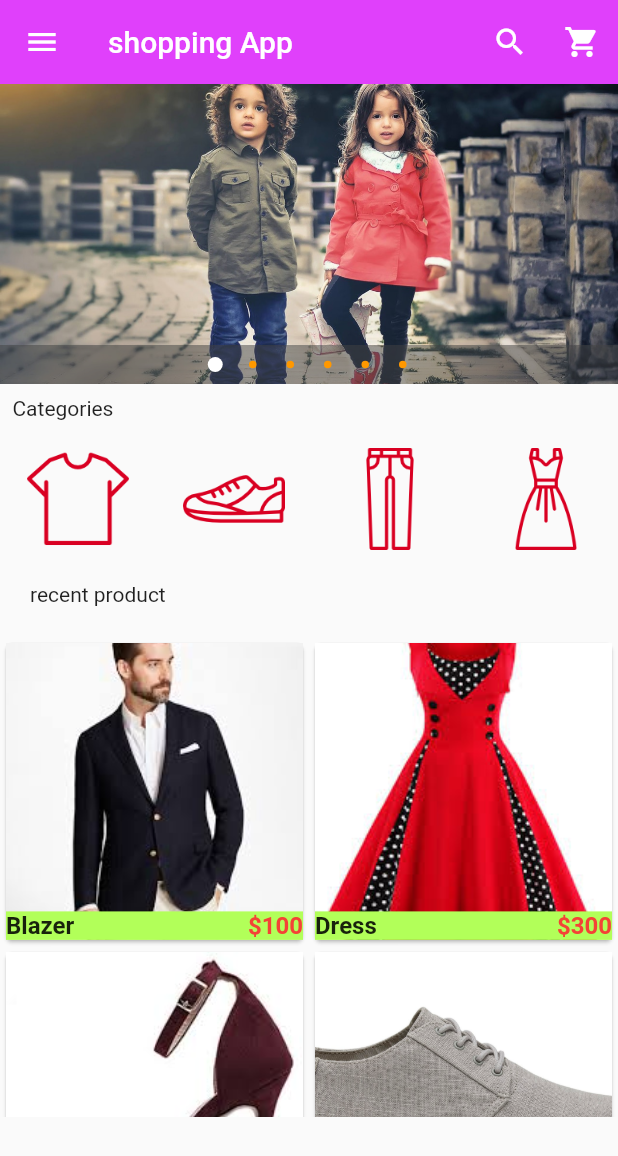
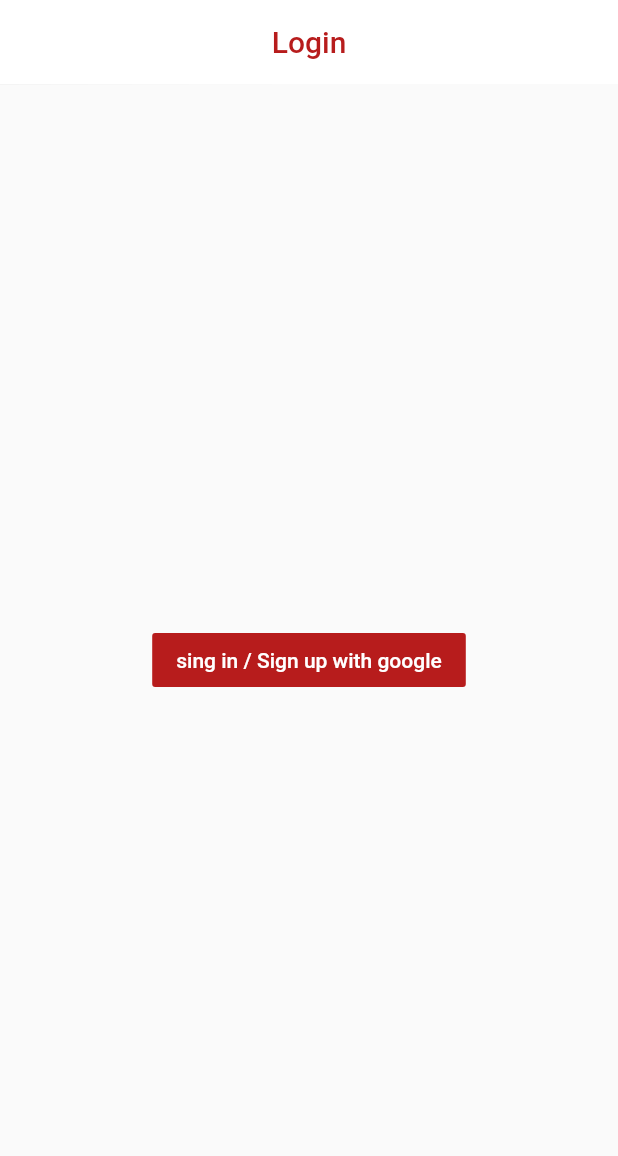
Before and after one commit to sujitaparajuli1/shopping_app, a Flutter app: the screen it shows after launch, on a phone screen of 412 x 824 dp. Shown: the top 1156 px of the screen. Run offline on Flutter 3.47's test engine with Material 2 defaults, Android fonts, the phone set to English and light mode, and no system bars; drawn by our look-alikes of carousel_pro; our stand-ins replace cloud_firestore, firebase_auth, fluttertoast, google_sign_in, shared_preferences; accounts and stored records are empty.

Commit message:
ecom app

```diff
--- a/lib/main.dart
+++ b/lib/main.dart
@@ -1,165 +1,11 @@
-//flutterimport 'dart:html';
+
 
 import 'package:flutter/material.dart';
-import 'package:carousel_pro/carousel_pro.dart';
-//my own import
-//import 'package:shopping_app/components/horizontal_listview';
-import 'package:shopping_app/components/horizontal_listview.dart';
-
-import 'components/products.dart';
-import 'package:shopping_app/pages/cart.dart';
-
+import 'package:shopping_app/pages/login.dart';
 
 void main() {
   runApp(MaterialApp(
     debugShowCheckedModeBanner: false,
-    home: HomePage(),
+    home: Login(),
   ));
 }
-
-class HomePage extends StatefulWidget {
-  @override
-  _HomePageState createState() => _HomePageState();
-}
-
-class _HomePageState extends State<HomePage> {
-  @override
-  Widget build(BuildContext context) {
-    Widget image_carousel= new Container(
-      height: 200.0,
-      child: new Carousel(
-        boxFit: BoxFit.cover,
-        images: [
-        AssetImage('images/c1.jpg'),
-        AssetImage('images/m1.jpeg'),
-        AssetImage('images/w1.jpeg'),
-        AssetImage('images/w3.jpeg'),
-        AssetImage('images/w4.jpeg'),
-        AssetImage('images/m2.jpg'),
-        ],
-        autoplay: false,
-       // animationCurve: Curves.fastOutSlowIn,
-       // animationDuration: Duration(milliseconds:1000),
-        dotSize: (5.0),
-        indicatorBgPadding: 8.0,
-        dotColor: Colors.orange,
-
-      ),
-    );
-
-
-    return Scaffold(
-      appBar: new AppBar(
-        elevation: 0.0,
-        backgroundColor: Colors.purpleAccent,
-        title: Text('shopping App'),
-        actions: <Widget>[
-          new IconButton(
-              icon: Icon(Icons.search, color: Colors.white), onPressed: () {}),
-          new IconButton(
-              icon: Icon(Icons.shopping_cart, color: Colors.white),
-              onPressed: () {
-               Navigator.push(context, MaterialPageRoute(builder: (context)=>new Cart()));
-              })
-        ],
-      ),
-
-      drawer: new Drawer(
-        child: new ListView(
-          children: <Widget>[
-
-            //header
-
-            new UserAccountsDrawerHeader(
-              accountName: Text('sujita parajuli'),
-              accountEmail: Text('sujitaparajuli123@gmail.com'),
-              currentAccountPicture: GestureDetector(
-                  child: new CircleAvatar(
-                backgroundColor: Colors.grey,
-                child: Icon(
-                  Icons.person,
-                  color: Colors.white,
-                ),
-              ) //circle Avatar
-                  ), //gestureDector
-              decoration: new BoxDecoration(color: Colors.red), //box decoration
-            ), //userAccountsDrawerHeader
-
-            // body
-
-            InkWell(
-              onTap: () {},
-              child: ListTile(
-                title: Text('My Account'),
-                leading: Icon(Icons.person,color:Colors.green,),
-              ),
-            ),
-
-            InkWell(
-              onTap: () {},
-              child: ListTile(
-                title: Text('My orders'),
-                leading: Icon(Icons.shopping_basket,color:Colors.green,),
-              ),
-            ),
-            InkWell(
-              onTap: () {
-                Navigator.push(context, MaterialPageRoute(builder: (context)=> new Cart()));
-              },
-              child: ListTile(
-                title: Text('Shopping cart'),
-                leading: Icon(Icons.shopping_cart,color:Colors.green,),
-              ),
-            ),
-            InkWell(
-              onTap: () {},
-              child: ListTile(
-                title: Text('Favourite'),
-                leading: Icon(Icons.favorite,color:Colors.green,),
-              ),
-            ),
-            InkWell(
-              onTap: () {},
-              child: ListTile(
-                title: Text('Setting'),
-                leading: Icon(Icons.settings, color:Colors.green,),
-              ),
-            ),
-
-            InkWell(
-              onTap: () {},
-              child: ListTile(
-                title: Text('About'),
-                leading: Icon(Icons.help, color:Colors.green,),
-              ),
-            ),
-          ],
-        ),
-      ),
-body: new ListView(
-  children:<Widget> [
-    //imaage carousel begins here
-    image_carousel,
-    //padding
-    new Padding(padding: const EdgeInsets.all(8.3),
-    child:new Text('Categories'),),
-
-  //horizontal listview begin here
- HorizontalListView(),
-// padding widget
-new Padding(padding: const EdgeInsets.all(20.0),
-child: new Text('recent product'),
-),
-//grid view
-Container(height:320.0,
-child: Products(),
-)
-
-
-  ],
-),
-
-
-    );
-  }
-}
--- /dev/null
+++ b/lib/pages/login.dart
@@ -0,0 +1,139 @@
+import 'package:flutter/cupertino.dart';
+import 'package:flutter/material.dart';
+import 'package:shared_preferences/shared_preferences.dart';
+import 'package:fluttertoast/fluttertoast.dart';
+import 'package:firebase_auth/firebase_auth.dart';
+import 'package:google_sign_in/google_sign_in.dart';
+import 'package:cloud_firestore/cloud_firestore.dart';
+
+import 'home.dart';
+
+class Login extends StatefulWidget {
+  @override
+  _LoginState createState() => _LoginState();
+}
+
+class _LoginState extends State<Login> {
+  final GoogleSignIn googleSignIn = new GoogleSignIn();
+  final FirebaseAuth firebaseAuth = FirebaseAuth.instance;
+  SharedPreferences preferences;
+  bool loading = true;
+  bool isLogedin = false;
+
+  get firebaseUser => null;
+
+  @override
+  void initState() {
+    super.initState();
+    isSignedIn();
+  }
+
+  void isSignedIn() async {
+    setState(() {
+      loading = true;
+    });
+
+    preferences = await SharedPreferences.getInstance();
+    isLogedin = await googleSignIn.isSignedIn();
+
+    if (isLogedin) {
+      Navigator.pushReplacement(
+          context, MaterialPageRoute(builder: (context) => new HomePage()));
+    }
+
+    setState(() {
+      loading = false;
+    });
+  }
+
+
+//     //=========== my suggesion ====
+ Future handleSignIn()async
+ {
+   preferences = await SharedPreferences.getInstance();
+   setState(() {
+     loading=true;
+   });
+
+   GoogleSignInAccount googleUser = await googleSignIn.signIn();
+   GoogleSignInAuthentication googleSignInAuthentication = await googleUser.authentication;
+   FirebaseUser firebaseUser = await firebaseAuth.signInWithGoogle(idToken: googleSignInAuthentication.idToken,
+    accessToken: googleSignInAuthentication.accessToken);
+
+
+
+    if (firebaseUser != null) {
+      final QuerySnapshot result = await Firestore.instance
+          .collection("users")
+          .where("id", isEqualTo: firebaseUser.uid)
+          .getDocuments();
+      final List<DocumentSnapshot> documents = result.documents;
+
+      if (documents.length == 0) {
+
+        //         insert the user to our collection
+        Firestore.instance
+            .collection("users")
+            .document(firebaseUser.uid)
+            .setData({
+          "id": firebaseUser.uid,
+          "username": firebaseUser.displayName,
+          "profilePicture": firebaseUser.photoUrl
+        });
+
+        await preferences.setString("id", firebaseUser.uid);
+        await preferences.setString("username", firebaseUser.displayName);
+        await preferences.setString("photUrl", firebaseUser.photoUrl);
+      }else{
+        await preferences.setString("id", documents[0]['id']);
+        await preferences.setString("username", documents[0]['username']);
+        await preferences.setString("photoUrl", documents[0]['photoUrl']);
+      }
+
+      Fluttertoast.showToast(msg: "Logged in Successfully");
+      setState(() {
+        loading = false;
+      });
+    } else {
+    Fluttertoast.showToast(msg: "Login failed:(");
+  }
+  }
+
+  @override
+  Widget build(BuildContext context) {
+    return Scaffold(
+      appBar: AppBar(
+        backgroundColor: Colors.white,
+        centerTitle: true,
+        title: new Text("Login", style: TextStyle(color: Colors.red.shade900),),
+        elevation: 0.1,
+      ),
+      body: Stack(
+        children: <Widget>[
+          Center(
+            child: FlatButton(
+              color: Colors.red.shade900,
+              onPressed: (){
+
+                handleSignIn();
+              },child: Text("sing in / Sign up with google",style: TextStyle(color: Colors.white),),
+            ),
+          ),
+
+          Visibility(
+            visible: loading ?? true,
+            child: Center(
+              child: Container(
+                alignment: Alignment.center,
+                color: Colors.white.withOpacity(0.9),
+                child: CircularProgressIndicator(
+                  valueColor: AlwaysStoppedAnimation<Color>(Colors.red),
+                ),
+              ),
+            ),
+          )
+        ],
+      ),
+    );
+  }
+}
--- a/lib/pages/product_detail.dart
+++ b/lib/pages/product_detail.dart
@@ -2,7 +2,8 @@
 
 import 'package:flutter/material.dart';
 import 'package:shopping_app/components/products.dart';
-import 'package:shopping_app/main.dart';
+
+import 'home.dart';
 
 class ProductDetails extends StatefulWidget {
   final product_details_name;
```
Also changed, not shown: lib/pages/home.dart (added, +155 -0 lines), pubspec.yaml (+7 -1 lines), pubspec.lock, 5 other files.
